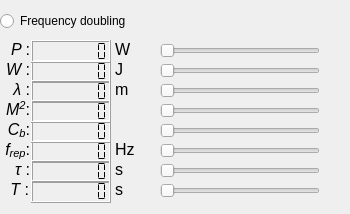
Before: the Qt Designer form Subsystems/undefinedLaser.ui in kajsaER/LODR, drawn with Qt 5.
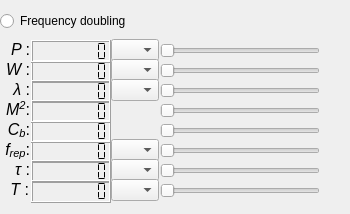
After: the same form once the commit is applied.

Commit message: Working on custom lasers

The edit to the form file:
```diff
--- a/Subsystems/undefinedLaser.ui
+++ b/Subsystems/undefinedLaser.ui
@@ -386,113 +386,65 @@
     <enum>Qt::Horizontal</enum>
    </property>
   </widget>
-  <widget class="QLabel" name="unit_P">
+  <widget class="QComboBox" name="unit_P">
    <property name="geometry">
     <rect>
-     <x>115</x>
-     <y>40</y>
-     <width>35</width>
-     <height>20</height>
+     <x>111</x>
+     <y>39</y>
+     <width>48</width>
+     <height>22</height>
     </rect>
    </property>
-   <property name="font">
-    <font>
-     <pointsize>12</pointsize>
-    </font>
-   </property>
-   <property name="text">
-    <string>&lt;html&gt;&lt;head/&gt;&lt;body&gt;&lt;p&gt;&lt;span style=&quot; font-size:12pt;&quot;&gt;W&lt;/span&gt;&lt;/p&gt;&lt;/body&gt;&lt;/html&gt;</string>
-   </property>
   </widget>
-  <widget class="QLabel" name="unit_lambda">
+  <widget class="QComboBox" name="unit_W">
    <property name="geometry">
     <rect>
-     <x>115</x>
-     <y>80</y>
-     <width>35</width>
-     <height>20</height>
+     <x>111</x>
+     <y>59</y>
+     <width>48</width>
+     <height>22</height>
     </rect>
    </property>
-   <property name="font">
-    <font>
-     <pointsize>12</pointsize>
-    </font>
-   </property>
-   <property name="text">
-    <string>&lt;html&gt;&lt;head/&gt;&lt;body&gt;&lt;p&gt;&lt;span style=&quot; font-size:12pt;&quot;&gt;m&lt;/span&gt;&lt;/p&gt;&lt;/body&gt;&lt;/html&gt;</string>
-   </property>
   </widget>
-  <widget class="QLabel" name="unit_tau">
+  <widget class="QComboBox" name="unit_lambda">
    <property name="geometry">
     <rect>
-     <x>115</x>
-     <y>160</y>
-     <width>35</width>
-     <height>20</height>
+     <x>111</x>
+     <y>79</y>
+     <width>48</width>
+     <height>22</height>
     </rect>
    </property>
-   <property name="font">
-    <font>
-     <pointsize>12</pointsize>
-    </font>
-   </property>
-   <property name="text">
-    <string>&lt;html&gt;&lt;head/&gt;&lt;body&gt;&lt;p&gt;&lt;span style=&quot; font-size:12pt;&quot;&gt;s&lt;/span&gt;&lt;/p&gt;&lt;/body&gt;&lt;/html&gt;</string>
-   </property>
   </widget>
-  <widget class="QLabel" name="unit_frep">
+  <widget class="QComboBox" name="unit_frep">
    <property name="geometry">
     <rect>
-     <x>115</x>
-     <y>140</y>
-     <width>35</width>
-     <height>20</height>
+     <x>111</x>
+     <y>139</y>
+     <width>48</width>
+     <height>22</height>
     </rect>
    </property>
-   <property name="font">
-    <font>
-     <pointsize>12</pointsize>
-    </font>
-   </property>
-   <property name="text">
-    <string>&lt;html&gt;&lt;head/&gt;&lt;body&gt;&lt;p&gt;&lt;span style=&quot; font-size:12pt;&quot;&gt;Hz&lt;/span&gt;&lt;/p&gt;&lt;/body&gt;&lt;/html&gt;</string>
-   </property>
   </widget>
-  <widget class="QLabel" name="unit_W">
+  <widget class="QComboBox" name="unit_tau">
    <property name="geometry">
     <rect>
-     <x>115</x>
-     <y>60</y>
-     <width>35</width>
-     <height>20</height>
+     <x>111</x>
+     <y>159</y>
+     <width>48</width>
+     <height>22</height>
     </rect>
    </property>
-   <property name="font">
-    <font>
-     <pointsize>12</pointsize>
-    </font>
-   </property>
-   <property name="text">
-    <string>&lt;html&gt;&lt;head/&gt;&lt;body&gt;&lt;p&gt;&lt;span style=&quot; font-size:12pt;&quot;&gt;J&lt;/span&gt;&lt;/p&gt;&lt;/body&gt;&lt;/html&gt;</string>
-   </property>
   </widget>
-  <widget class="QLabel" name="unit_T">
+  <widget class="QComboBox" name="unit_T">
    <property name="geometry">
     <rect>
-     <x>115</x>
-     <y>180</y>
-     <width>35</width>
-     <height>20</height>
+     <x>111</x>
+     <y>179</y>
+     <width>48</width>
+     <height>22</height>
     </rect>
    </property>
-   <property name="font">
-    <font>
-     <pointsize>12</pointsize>
-    </font>
-   </property>
-   <property name="text">
-    <string>&lt;html&gt;&lt;head/&gt;&lt;body&gt;&lt;p&gt;&lt;span style=&quot; font-size:12pt;&quot;&gt;s&lt;/span&gt;&lt;/p&gt;&lt;/body&gt;&lt;/html&gt;</string>
-   </property>
   </widget>
  </widget>
  <resources/>
```
The commit also changes 11 other files.
